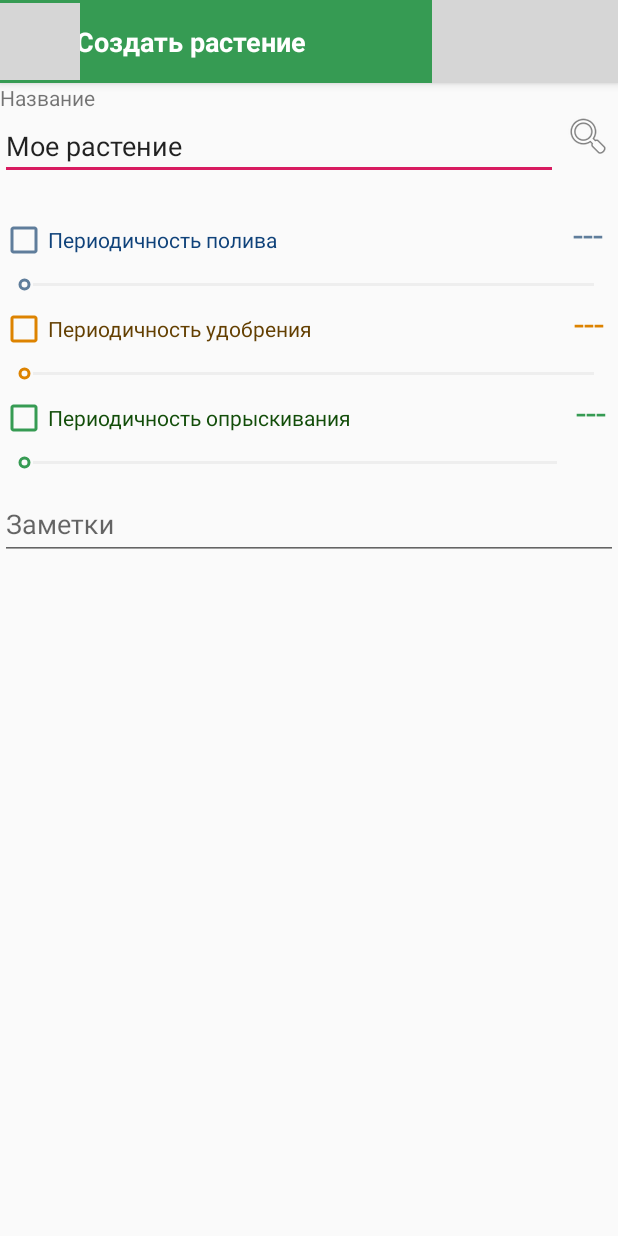
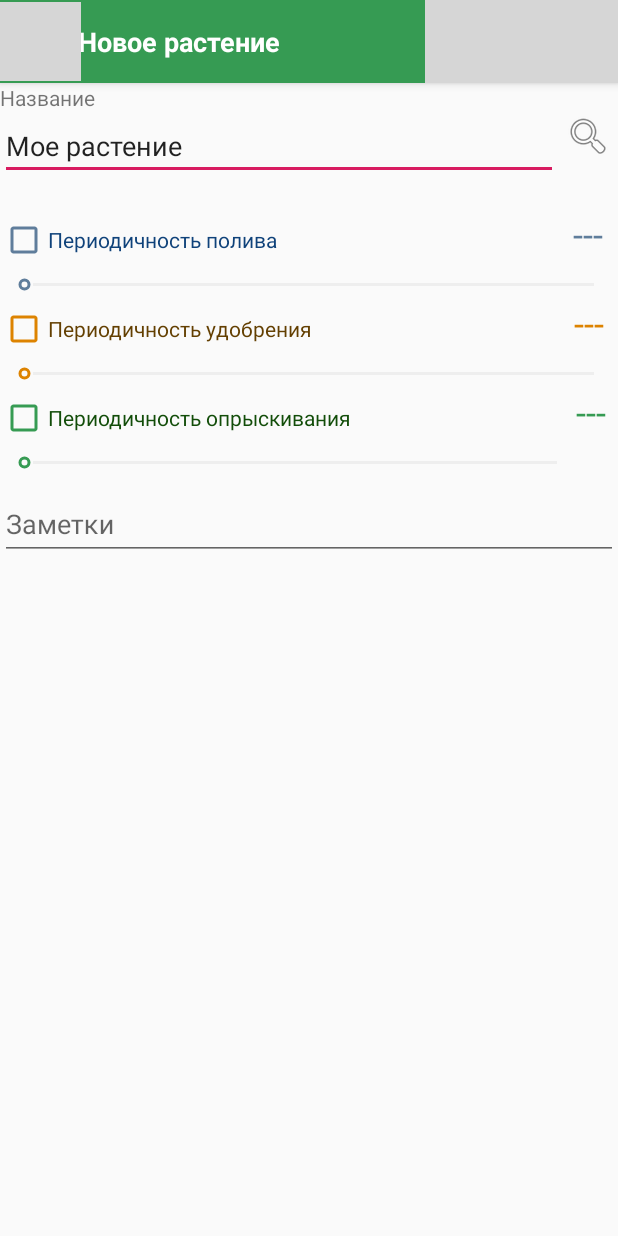
Before and after one commit to bpqda/PlantsProject, an Android app: the screen it shows after launch (PlantCreation), after a tap on an icon or button, on a phone screen of 412 x 824 dp. Run offline under Robolectric (Android 15) with nearby library versions, the phone set to English and light mode, and no system bars; grey boxes are pictures that could not be loaded.

Commit message:
final commit

```diff
--- a/app/src/main/java/com/example/plantsproject/AlarmReceiver.java
+++ b/app/src/main/java/com/example/plantsproject/AlarmReceiver.java
@@ -17,7 +17,7 @@ public class AlarmReceiver extends BroadcastReceiver {
 
     @Override
     public void onReceive(Context context, Intent intent) {
-            NotificationScheduler.showNotification(context, MainActivity.class, "Требуется уход за растением", "");
+            NotificationScheduler.showNotification(context, MainActivity.class, "Требуется уход за растением", "Зайти в приложение");
     }
 
 }
--- a/app/src/main/java/com/example/plantsproject/DBTips.java
+++ b/app/src/main/java/com/example/plantsproject/DBTips.java
@@ -85,15 +85,39 @@ public class DBTips {
             cv.put(TIPS_COLUMN_WATERING, 5);
             cv.put(TIPS_COLUMN_FEEDING, 30);
             cv.put(TIPS_COLUMN_SPRAYING, 0);
+            db.insert(TABLE_NAME_TIPS, null, cv);
 
-            db.insert(TABLE_NAME_TIPS, null, cv);  ContentValues cv2=new ContentValues();
+            ContentValues cv2=new ContentValues();
             cv2.put(TIPS_COLUMN_NAME, "Орхидея");
             cv2.put(TIPS_COLUMN_NOTES, "Опрыскивать исключительно корни.\nПересаживать раз в 2-3 года.");
             cv2.put(TIPS_COLUMN_WATERING, 5);
             cv2.put(TIPS_COLUMN_FEEDING, 30);
             cv2.put(TIPS_COLUMN_SPRAYING, 1);
+            db.insert(TABLE_NAME_TIPS, null, cv2);
 
-            db.insert(TABLE_NAME_TIPS, null, cv2);
+            ContentValues cv3=new ContentValues();
+            cv2.put(TIPS_COLUMN_NAME, "Лук репчатый");
+            cv2.put(TIPS_COLUMN_NOTES, "Нельзя обрезать перо лука");
+            cv2.put(TIPS_COLUMN_WATERING, 4);
+            cv2.put(TIPS_COLUMN_FEEDING, 30);
+            cv2.put(TIPS_COLUMN_SPRAYING, 0);
+            db.insert(TABLE_NAME_TIPS, null, cv3);
+
+            ContentValues cv4=new ContentValues();
+            cv2.put(TIPS_COLUMN_NAME, "Фиалка");
+            cv2.put(TIPS_COLUMN_NOTES, "Опрыскивать исключительно корни.\nПересаживать раз в 2-3 года.");
+            cv2.put(TIPS_COLUMN_WATERING, 5);
+            cv2.put(TIPS_COLUMN_FEEDING, 30);
+            cv2.put(TIPS_COLUMN_SPRAYING, 1);
+            db.insert(TABLE_NAME_TIPS, null, cv4);
+
+            ContentValues cv5=new ContentValues();
+            cv2.put(TIPS_COLUMN_NAME, "Фикус");
+            cv2.put(TIPS_COLUMN_NOTES, "Опрыскивать исключительно корни.\nПересаживать раз в 2-3 года.");
+            cv2.put(TIPS_COLUMN_WATERING, 5);
+            cv2.put(TIPS_COLUMN_FEEDING, 30);
+            cv2.put(TIPS_COLUMN_SPRAYING, 1);
+            db.insert(TABLE_NAME_TIPS, null, cv5);
 
         }
 
--- a/app/src/main/res/layout/activity_plant_creation.xml
+++ b/app/src/main/res/layout/activity_plant_creation.xml
@@ -220,7 +220,7 @@
                     android:id="@+id/notes"
                     android:layout_width="match_parent"
                     android:layout_height="wrap_content"
-                    android:hint="Заметки"
+                    android:hint="@string/notes"
                     android:textColorHighlight="@color/colorMain"
                     android:textColorLink="@color/colorMain" />
             </com.google.android.material.textfield.TextInputLayout>
--- a/app/src/main/res/values/strings.xml
+++ b/app/src/main/res/values/strings.xml
@@ -3,10 +3,10 @@
     <string name="action_settings">Настройки</string>
     <string name="my_plants">Мои растения</string>
     <string name="name">Название</string>
-    <string name="plant_creation_bar">Создать растение</string>
+    <string name="plant_creation_bar">Новое растение</string>
     <string name="water">Периодичность полива</string>
     <string name="feed">Периодичность удобрения</string>
     <string name="spray">Периодичность опрыскивания</string>
-    <string name="notes">Заметки:</string>
+    <string name="notes">Заметки</string>
 
 </resources>
```
